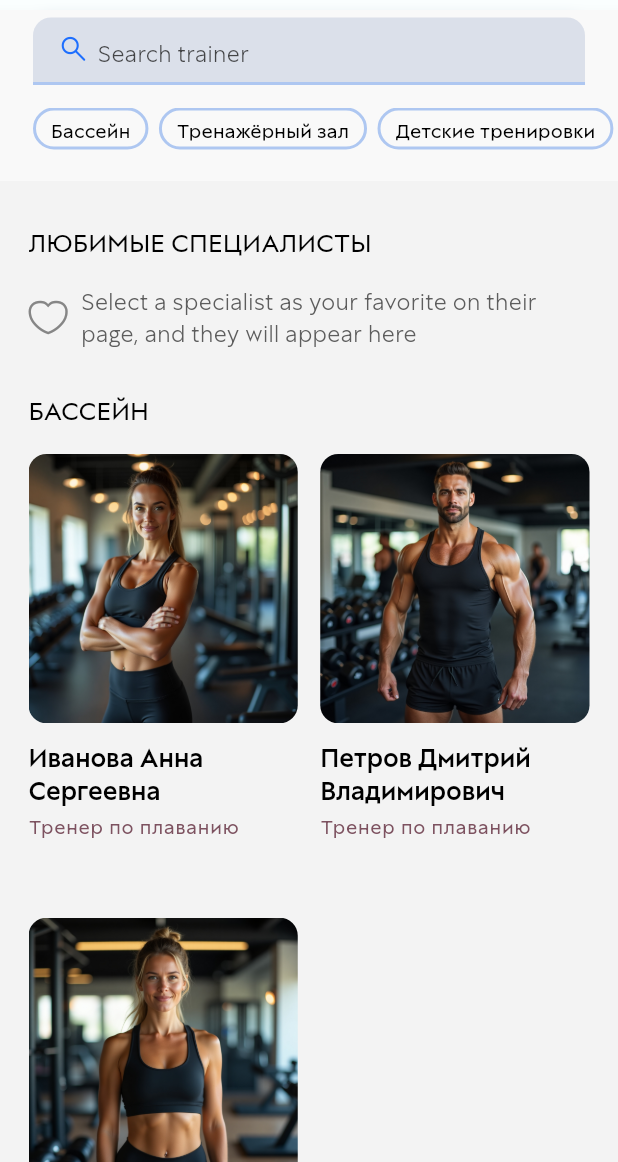
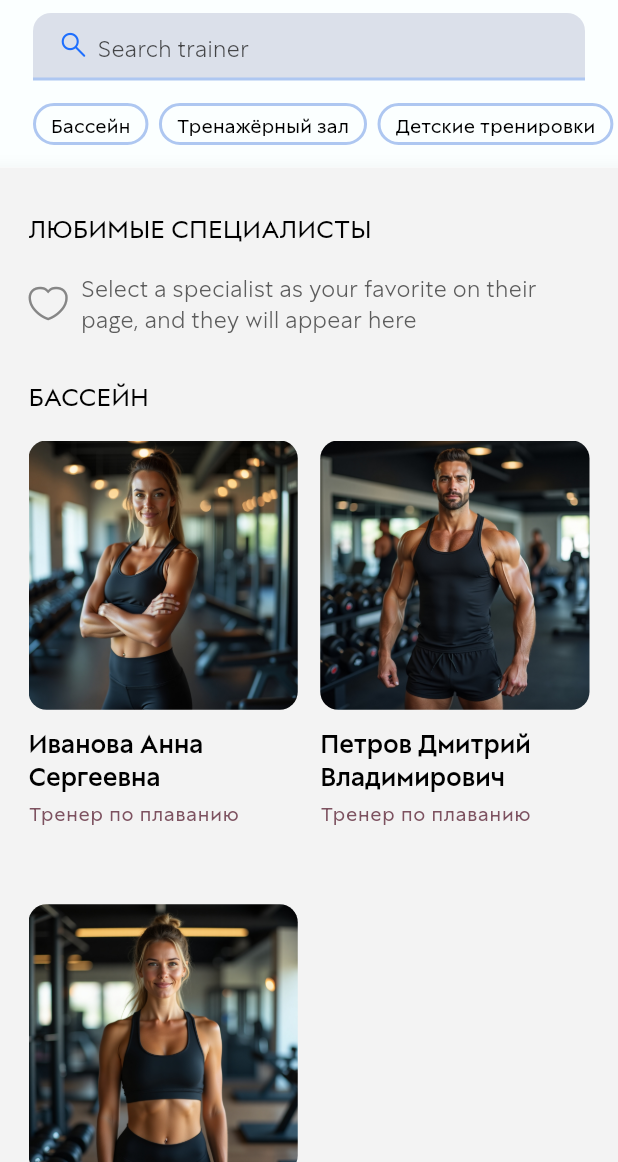
Before and after one commit to matveev-v-m/fitness, a Flutter app: the screen it shows after launch, on a phone screen of 412 x 824 dp, the part 74-1236 px from its top. Run offline on Flutter 3.47's test engine with Material 3 defaults, Android fonts, the phone set to English and light mode, and no system bars; our stand-ins replace flutter_markdown, flutter_riverpod.

Commit message:
Перенес инпут и навигацию в appbar

```diff
--- a/lib/pages/our_team_page.dart
+++ b/lib/pages/our_team_page.dart
@@ -48,19 +48,14 @@ class OurTeamPage extends StatelessWidget {
             child: Container(color: const Color.fromARGB(10, 143, 251, 255)),
           ),
         ),
-      ),
-      body: ListView(
-        controller: _scrollController,
+        bottom: PreferredSize(
+          preferredSize: Size.fromHeight(105),
+          child: Column(
+            mainAxisAlignment: MainAxisAlignment.end,
             children: [
-          Container(
-            color: const Color.fromARGB(120, 255, 255, 255),
-            child: Column(
-              children: [
-                const SizedBox(height: 5),
               const CustomInput(),
               const SizedBox(height: 15),
               NavigateBar(
-                  //todo перенести в appbar
                 sectionKeys: {
                   "БАССЕЙН": poolKey,
                   "ТРЕНАЖЁРНЫЙ ЗАЛ": gymKey,
@@ -68,28 +63,25 @@ class OurTeamPage extends StatelessWidget {
                   "ГРУППОВЫЕ ПРОГРАММЫ": groupKey,
                 },
               ),
-                const SizedBox(height: 21),
+              const SizedBox(height: 15),
             ],
           ),
         ),
-
-          Padding(
-            padding: const EdgeInsets.only(left: 19, right: 19),
-            child: TrainersSection(
+      ),
+      body: TrainersSection(
         sectionKeys: {
           "БАССЕЙН": poolKey,
           "ТРЕНАЖЁРНЫЙ ЗАЛ": gymKey,
           "ДЕТСКИЕ ТРЕНИРОВКИ": kidsKey,
           "ГРУППОВЫЕ ПРОГРАММЫ": groupKey,
         },
-            ),
-          ),
-        ],
+        scrollController: _scrollController,
       ),
     );
   }
 }
 
+// controller: _scrollController,
 class SliverOurTeamPage extends StatelessWidget {
   SliverOurTeamPage({super.key});
 
--- a/lib/widgets/trainers_section.dart
+++ b/lib/widgets/trainers_section.dart
@@ -7,24 +7,34 @@ import 'favorite_trainers_section.dart';
 
 class TrainersSection extends ConsumerWidget {
   final Map<String, GlobalKey> sectionKeys;
+  final ScrollController scrollController;
 
-  const TrainersSection({super.key, required this.sectionKeys});
+  const TrainersSection({
+    super.key,
+    required this.sectionKeys,
+    required this.scrollController,
+  });
 
   @override
   Widget build(BuildContext context, WidgetRef ref) {
     final sectionTitleList = ref.watch(sectionTitleSet);
     return ListView.builder(
-      shrinkWrap: true, //todo
-      physics: const NeverScrollableScrollPhysics(),
+      controller: scrollController,
       itemCount: sectionTitleList.length + 1,
       itemBuilder: (context, index) {
         if (index == 0) {
-          return FavoriteTrainersSection(sectionTitle: "ЛЮБИМЫЕ СПЕЦИАЛИСТЫ");
+          return Padding(
+            padding: const EdgeInsets.only(left: 19, right: 19),
+            child: FavoriteTrainersSection(sectionTitle: "ЛЮБИМЫЕ СПЕЦИАЛИСТЫ"),
+          );
         }
         final trainer = sectionTitleList[index - 1];
-        return TrainersSectionItem(
-          sectionTitle: trainer,
-          key: sectionKeys[trainer],
+        return Padding(
+          padding: const EdgeInsets.only(left: 19, right: 19),
+          child: TrainersSectionItem(
+            sectionTitle: trainer,
+            key: sectionKeys[trainer],
+          ),
         );
       },
     );
```
Lines whose indentation alone changed are shown as unchanged.
